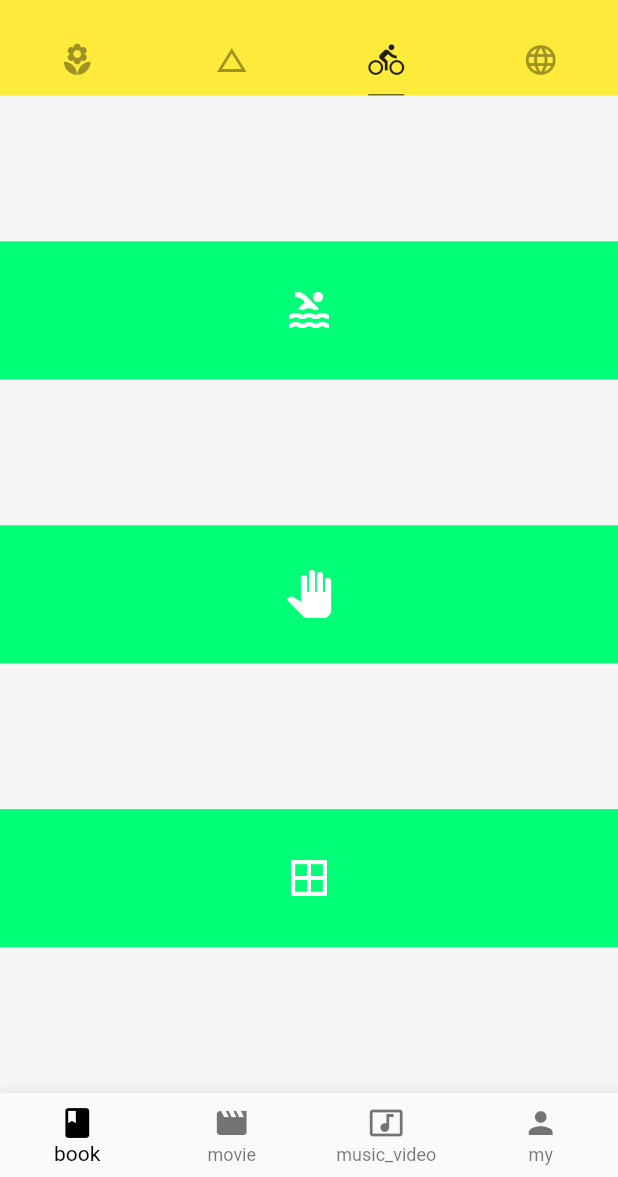
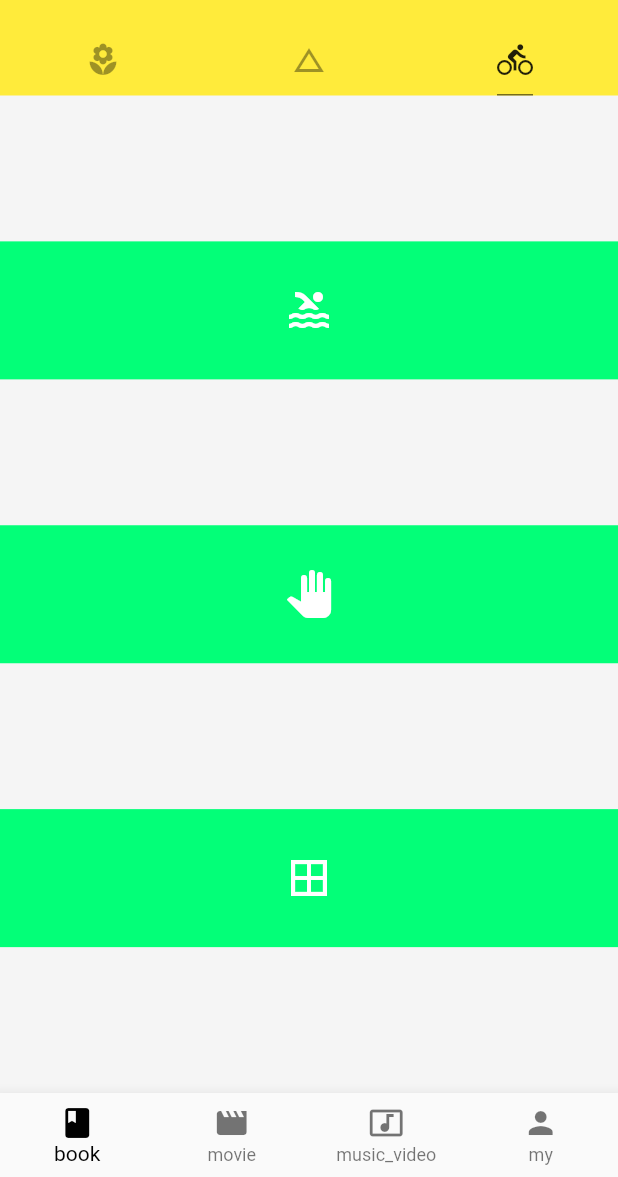
Before and after one commit to simpleSmileL/flutterapp, a Flutter app: the screen it shows after launch, tab 3 chosen, on a phone screen of 412 x 824 dp, the part 59-1236 px from its top. Run offline on Flutter 3.47's test engine with Material 2 defaults, Android fonts, the phone set to English and light mode, and no system bars; network calls fail.

Commit message:
2020.12.17

```diff
--- a/lib/main.dart
+++ b/lib/main.dart
@@ -6,7 +6,7 @@ import 'demo/ListViewDemo.dart';
 import 'demo/TabBarViewDemo.dart';
 import 'demo/BottomNavigationBarLnt.dart';
 import 'demo/LayoutDemo.dart';
-import 'demo/ViewDemo.dart';
+
 void main() => runApp(App());
 
 class App extends StatelessWidget {
@@ -28,9 +28,10 @@ class App extends StatelessWidget {
 class Home extends StatelessWidget {
   @override
   Widget build(BuildContext context) {
+
     // TODO: implement build
     return DefaultTabController(
-      length: 4,
+      length: 3,
       child: Scaffold(
         backgroundColor: Colors.grey[100],
         appBar: AppBar(
@@ -44,7 +45,9 @@ class Home extends StatelessWidget {
                 tooltip: 'Search',
                 onPressed: () => debugPrint('Search button is click')),
           ],
+
           elevation: 0.0, //阴影设置
+
           bottom: TabBar(
               unselectedLabelColor: Colors.black38,
               indicatorColor: Colors.black54,
@@ -55,17 +58,15 @@ class Home extends StatelessWidget {
                 Tab(icon: Icon(Icons.local_florist)),
                 Tab(icon: Icon(Icons.change_history)),
                 Tab(icon: Icon(Icons.directions_bike)),
-                Tab(icon: Icon(Icons.language)),
               ]),
         ),
-        body: TabBarView(
-            children: <Widget>[
-              ListViewDemo(),
-              Hellodemo(),
-              LayoutDemo(),
-              ViewDemo()]),
+        body: TabBarView(children: <Widget>[
+          ListViewDemo(),
+          Hellodemo(),
+          LayoutDemo()
+        ]),
         drawer: DrawerDemo(),
-        bottomNavigationBar: BottomNavigationBarDemo(),
+        bottomNavigationBar:BottomNavigationBarDemo() ,
       ),
     );
   }
```
